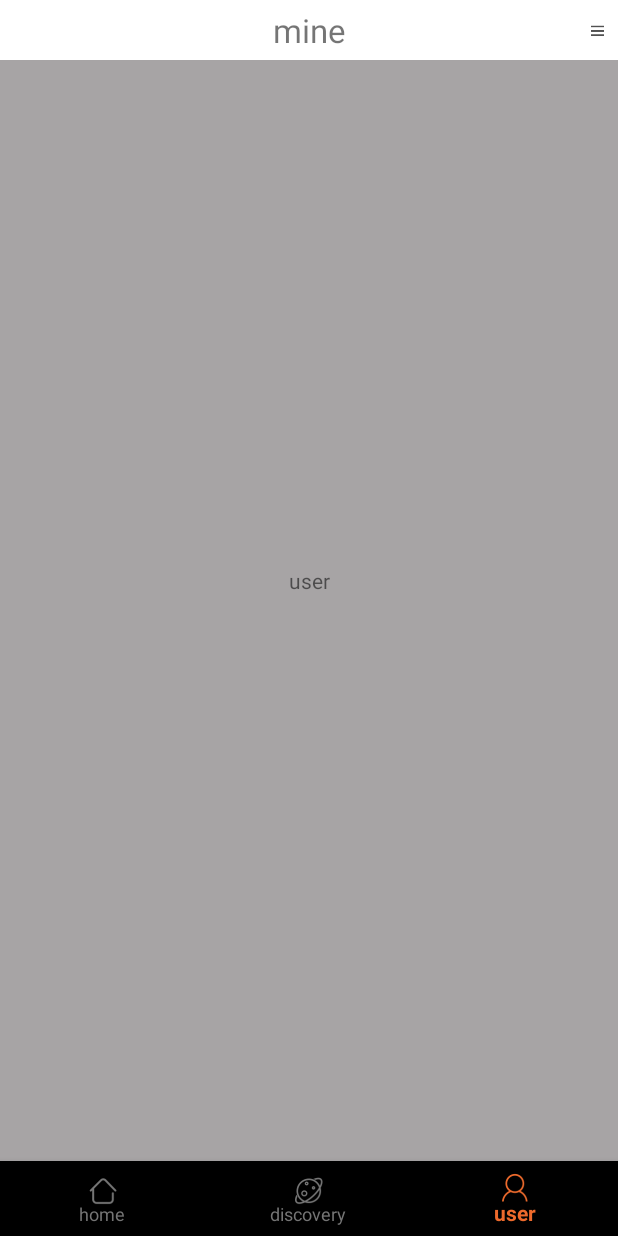
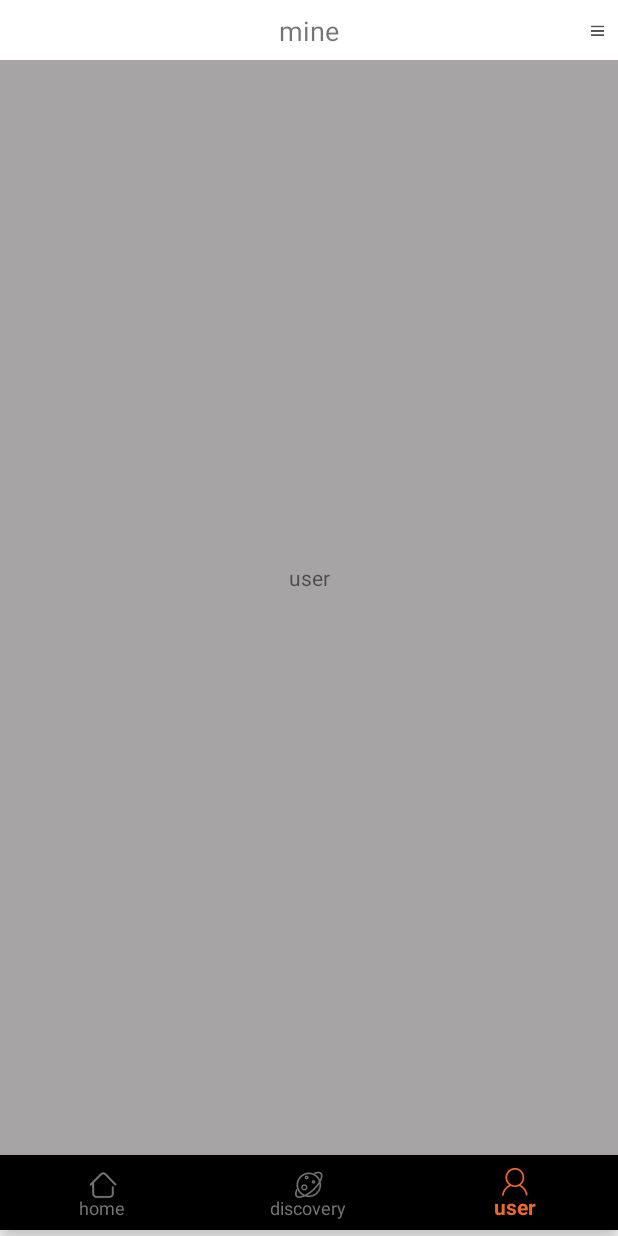
Before and after one commit to jinelei/github.io, an Android app: the screen it shows after launch (MainActivity), item 3 of the bottom bar chosen, on a phone screen of 412 x 824 dp. Run offline under Robolectric (Android 15) with nearby library versions, the phone set to English and light mode, and no system bars; libraries missing offline, so code that uses them is left out: com.amap.api; 4 statements that could not run were skipped.

Commit message:
添加适配

```diff
--- a/app/src/main/java/cn/jinelei/rainbow/MainActivity.kt
+++ b/app/src/main/java/cn/jinelei/rainbow/MainActivity.kt
@@ -20,9 +20,11 @@ class MainActivity : AppCompatActivity() {
     override fun onCreate(savedInstanceState: Bundle?) {
         super.onCreate(savedInstanceState)
         setContentView(R.layout.activity_main)
-        // 透明状态栏
-//        if (Build.VERSION.SDK_INT >= Build.VERSION_CODES.KITKAT)
-//            window.addFlags(WindowManager.LayoutParams.FLAG_TRANSLUCENT_STATUS)
+        if (Build.VERSION.SDK_INT >= Build.VERSION_CODES.KITKAT){
+            var lp = window.attributes
+            lp.layoutInDisplayCutoutMode = WindowManager.LayoutParams.LAYOUT_IN_DISPLAY_CUTOUT_MODE_SHORT_EDGES
+            window.attributes = lp
+        }
         val bottomNavigationView = findViewById<BottomNavigationView>(R.id.bottom_navigation_view)
 
         supportFragmentManager.beginTransaction()
@@ -30,7 +32,6 @@ class MainActivity : AppCompatActivity() {
             .commit()
 
         bottomNavigationView.setOnNavigationItemSelectedListener { menuItem ->
-            val currentFragment = supportFragmentManager.findFragmentById(R.id.main_frame)
             when (menuItem.itemId) {
                 R.id.navigation_home -> {
                     switchFragment(HomeFragment.instance)
--- a/app/src/main/res/layout/activity_main.xml
+++ b/app/src/main/res/layout/activity_main.xml
@@ -21,8 +21,9 @@
             android:layout_width="match_parent"
             app:itemTextColor="@drawable/bottom_navigation_selector"
             app:itemIconTint="@drawable/bottom_navigation_selector"
+            android:layout_marginBottom="4dp"
             app:menu="@menu/navigation"
-            android:layout_height="50dp"
+            android:layout_height="@dimen/tab_height"
             android:layout_alignParentBottom="true"/>
 
 </LinearLayout>
--- a/app/src/main/res/values/size.xml
+++ b/app/src/main/res/values/size.xml
@@ -1,6 +1,7 @@
 <?xml version="1.0" encoding="utf-8"?>
 <resources>
-    <dimen name="title_size">22dip</dimen>
+    <dimen name="title_size">18dip</dimen>
     <dimen name="title_height_size">40dip</dimen>
     <dimen name="icon_size">22dip</dimen>
+    <dimen name="tab_height">50dip</dimen>
 </resources>
--- a/app/src/main/res/values/styles.xml
+++ b/app/src/main/res/values/styles.xml
@@ -3,7 +3,7 @@
     <style name="AppTheme" parent="Theme.AppCompat.Light.NoActionBar">
         <item name="android:windowTranslucentStatus">true</item>
         <item name="android:fitsSystemWindows">true</item>
-        <!--<item name="android:windowFullscreen">true</item>-->
+        <item name="android:windowFullscreen">true</item>
         <item name="colorPrimary">@color/colorPrimary</item>
         <item name="colorPrimaryDark">@color/colorPrimaryDark</item>
         <item name="colorAccent">@color/colorAccent</item>
```
